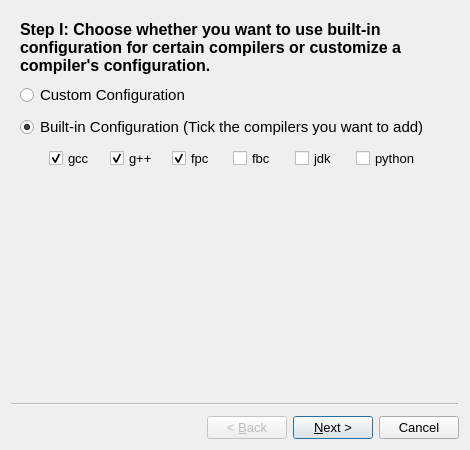
Before: the Qt Designer form forms_unix/addcompilerwizard.ui in Project-LemonLime/Project_LemonLime, drawn with Qt 5.
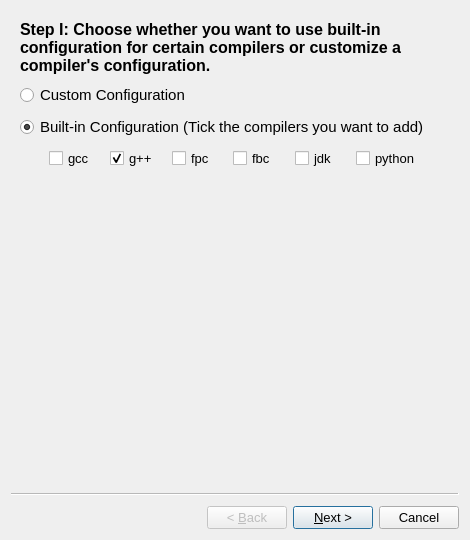
After: the same form once the commit is applied.

Patch:
```diff
--- a/forms_unix/addcompilerwizard.ui
+++ b/forms_unix/addcompilerwizard.ui
@@ -7,7 +7,7 @@
     <x>0</x>
     <y>0</y>
     <width>470</width>
-    <height>450</height>
+    <height>540</height>
    </rect>
   </property>
   <property name="minimumSize">
@@ -111,7 +111,7 @@
                   <string notr="true">gcc</string>
                  </property>
                  <property name="checked">
-                  <bool>true</bool>
+                  <bool>false</bool>
                  </property>
                 </widget>
                </item>
@@ -137,7 +137,7 @@
                   <string notr="true">fpc</string>
                  </property>
                  <property name="checked">
-                  <bool>true</bool>
+                  <bool>false</bool>
                  </property>
                 </widget>
                </item>
```
Left out of the diff: 6 changed lines with no effect on the pictures.
